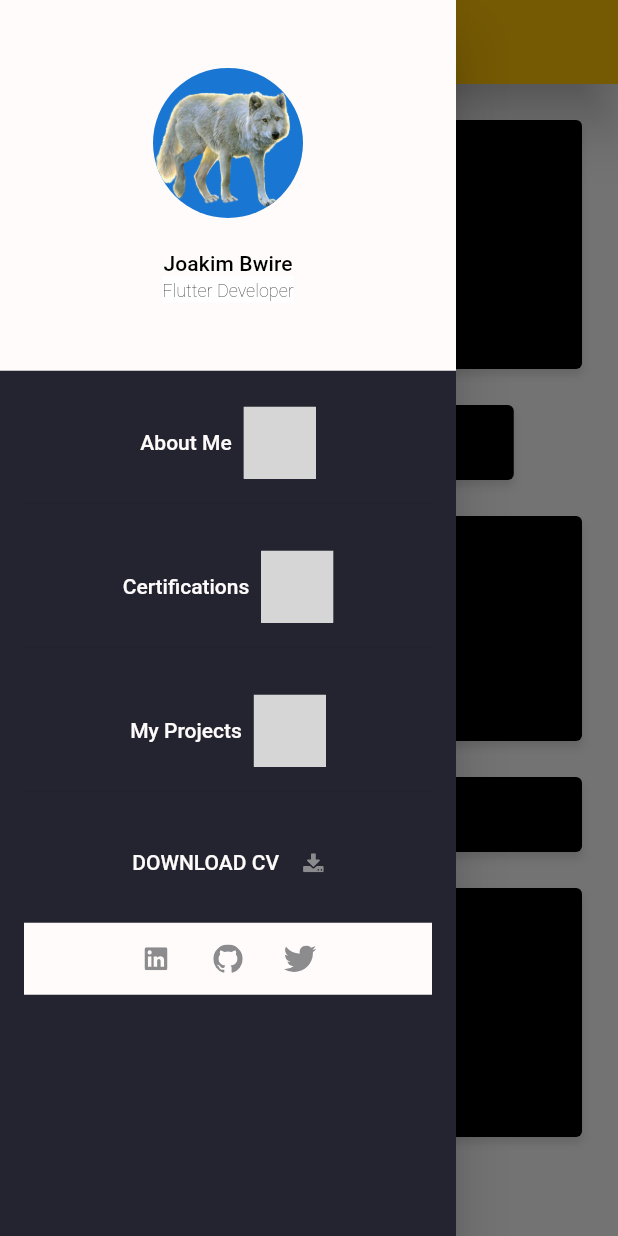
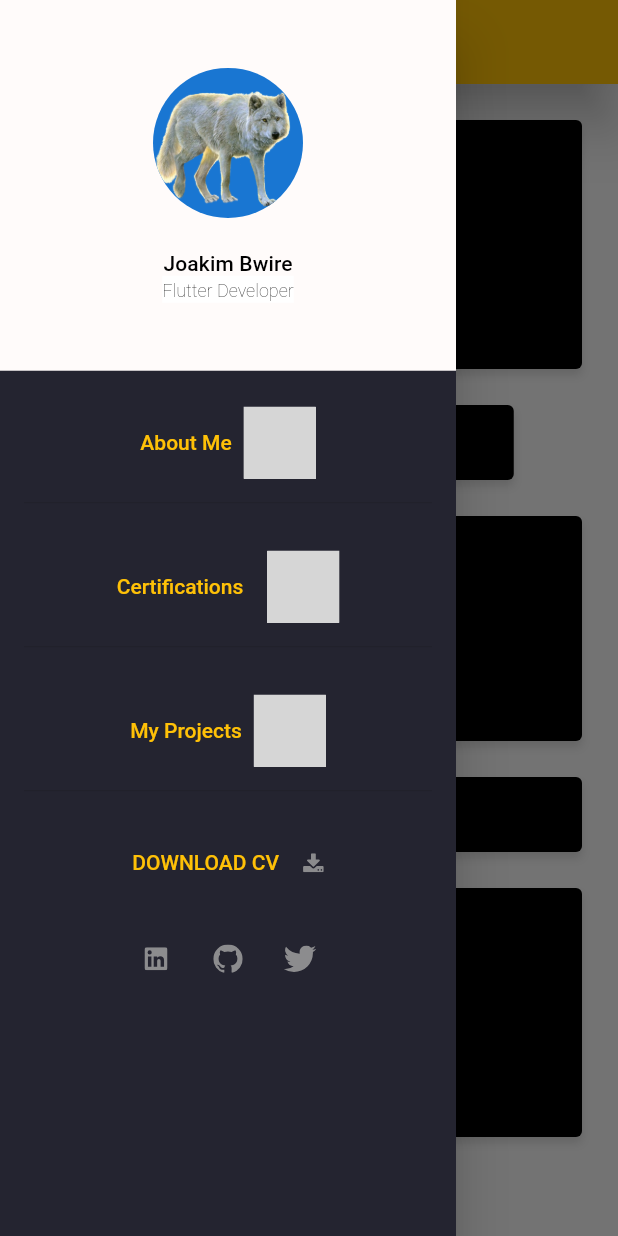
Before and after one commit to Joakim-animate90/responsive-portfolio, a Flutter app: the HomeViewMobile screen opened directly, with the side drawer open, on a phone screen of 412 x 824 dp. Run offline on Flutter 3.47's test engine with Material 2 defaults, Android fonts, the light colour scheme and no system bars; our stand-ins replace equatable, flutter_bloc, flutter_spinkit, flutter_staggered_animations, flutter_svg; missing offline and left inert: flow_builder; grey boxes are pictures that could not be loaded.

Commit message:
improvements on dashboard

```diff
--- a/lib/components/my_profile.dart
+++ b/lib/components/my_profile.dart
@@ -18,7 +18,7 @@ class MyProfile extends StatelessWidget {
             const Spacer(flex: 2),
             const CircleAvatar(
 
-             foregroundColor: customSurfaceWhite,
+
               radius: 50,
               foregroundImage: AssetImage("assets/images/wolf.png"),
             ),
--- a/lib/components/side_menu.dart
+++ b/lib/components/side_menu.dart
@@ -36,7 +36,7 @@ class SideMenu extends StatelessWidget {
                             const Text(
                               "About Me",
                               style: TextStyle(
-                                color:customSurfaceWhite
+                                color:primaryColor
                               ),
                             ),
                             const SizedBox(width: defaultPadding / 2),
@@ -57,10 +57,10 @@ class SideMenu extends StatelessWidget {
                             const Text(
                               "Certifications",
                               style: TextStyle(
-                                  color:customSurfaceWhite
+                                  color:primaryColor
                               ),
                             ),
-                            const SizedBox(width: defaultPadding / 2),
+                            const SizedBox(width: defaultPadding),
                             SvgPicture.asset("")
                           ],
                         ),
@@ -78,7 +78,7 @@ class SideMenu extends StatelessWidget {
                             const Text(
                               "My Projects",
                               style: TextStyle(
-                                  color:customSurfaceWhite
+                                  color:primaryColor
                               ),
                             ),
                             const SizedBox(width: defaultPadding / 2),
@@ -99,7 +99,7 @@ class SideMenu extends StatelessWidget {
                             const Text(
                               "DOWNLOAD CV",
                               style: TextStyle(
-                                color: customSurfaceWhite
+                                color: primaryColor
                               ),
                             ),
                             const SizedBox(width: defaultPadding ),
@@ -111,7 +111,7 @@ class SideMenu extends StatelessWidget {
                     ),
                     Container(
                       margin: const EdgeInsets.only(top: defaultPadding),
-                      color: customSurfaceWhite,
+                      color: background,
                       child: Row(
                         children: [
                           const Spacer(),
```
